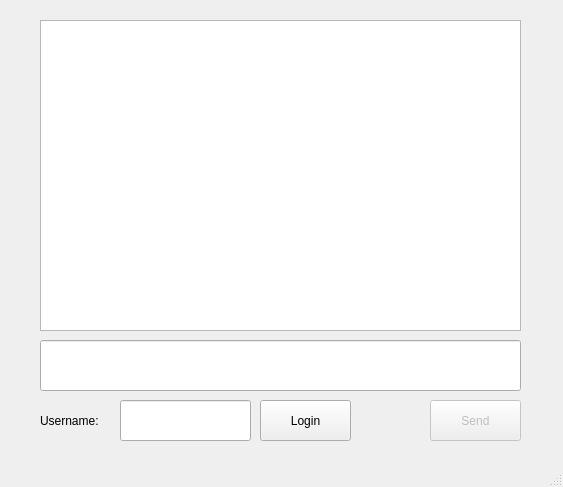
Before: the Qt Designer form TcpCliente/mainwindow.ui in KendallMM/Proyecto-1-Datos-2, drawn with Qt 5.
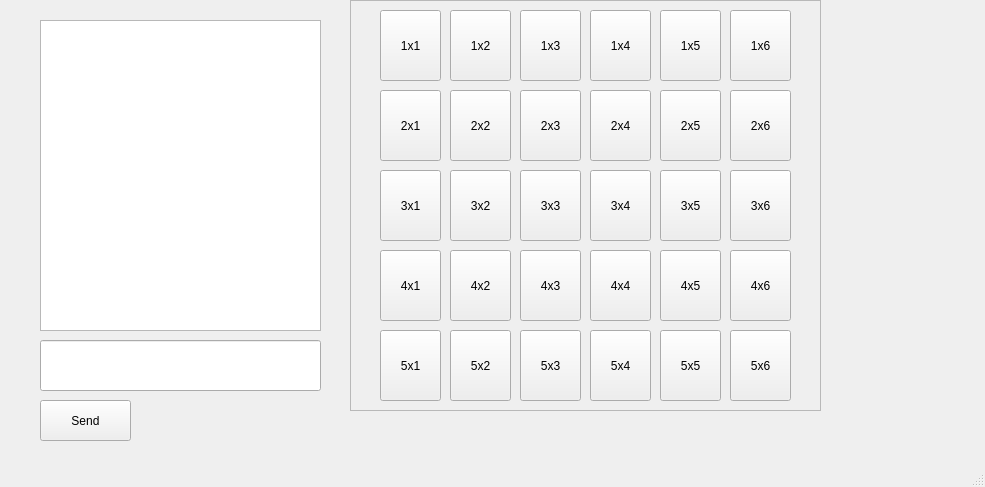
After: the same form once the commit is applied.

Commit message: Funcionalidad de tarjetas intermedia

What changed in the file:
```diff
--- a/TcpCliente/mainwindow.ui
+++ b/TcpCliente/mainwindow.ui
@@ -6,7 +6,7 @@
    <rect>
     <x>0</x>
     <y>0</y>
-    <width>563</width>
+    <width>985</width>
     <height>487</height>
    </rect>
   </property>
@@ -19,7 +19,7 @@
      <rect>
       <x>40</x>
       <y>20</y>
-      <width>481</width>
+      <width>281</width>
       <height>311</height>
      </rect>
     </property>
@@ -29,18 +29,18 @@
      <rect>
       <x>40</x>
       <y>340</y>
-      <width>481</width>
+      <width>281</width>
       <height>51</height>
      </rect>
     </property>
    </widget>
    <widget class="QPushButton" name="sendButton">
     <property name="enabled">
-     <bool>false</bool>
+     <bool>true</bool>
     </property>
     <property name="geometry">
      <rect>
-      <x>430</x>
+      <x>40</x>
       <y>400</y>
       <width>91</width>
       <height>41</height>
@@ -50,41 +50,443 @@
      <string>Send</string>
     </property>
    </widget>
-   <widget class="QLineEdit" name="username">
+   <widget class="QLabel" name="lblPuntaje">
     <property name="geometry">
      <rect>
-      <x>120</x>
-      <y>400</y>
-      <width>131</width>
-      <height>41</height>
+      <x>290</x>
+      <y>410</y>
+      <width>91</width>
+      <height>31</height>
      </rect>
     </property>
+    <property name="text">
+     <string/>
+    </property>
    </widget>
    <widget class="QLabel" name="label">
     <property name="geometry">
      <rect>
-      <x>40</x>
-      <y>400</y>
-      <width>91</width>
-      <height>41</height>
+      <x>500</x>
+      <y>420</y>
+      <width>67</width>
+      <height>17</height>
      </rect>
     </property>
     <property name="text">
-     <string>Username:</string>
+     <string/>
     </property>
    </widget>
-   <widget class="QPushButton" name="loginButton">
+   <widget class="QFrame" name="frame">
     <property name="geometry">
      <rect>
-      <x>260</x>
-      <y>400</y>
-      <width>91</width>
-      <height>41</height>
+      <x>350</x>
+      <y>0</y>
+      <width>471</width>
+      <height>411</height>
      </rect>
     </property>
-    <property name="text">
-     <string>Login</string>
+    <property name="frameShape">
+     <enum>QFrame::StyledPanel</enum>
     </property>
+    <property name="frameShadow">
+     <enum>QFrame::Raised</enum>
+    </property>
+    <widget class="QPushButton" name="tarjeta17">
+     <property name="geometry">
+      <rect>
+       <x>310</x>
+       <y>170</y>
+       <width>61</width>
+       <height>71</height>
+      </rect>
+     </property>
+     <property name="text">
+      <string>3x5</string>
+     </property>
+    </widget>
+    <widget class="QPushButton" name="tarjeta23">
+     <property name="geometry">
+      <rect>
+       <x>310</x>
+       <y>250</y>
+       <width>61</width>
+       <height>71</height>
+      </rect>
+     </property>
+     <property name="text">
+      <string>4x5</string>
+     </property>
+    </widget>
+    <widget class="QPushButton" name="tarjeta03">
+     <property name="geometry">
+      <rect>
+       <x>170</x>
+       <y>10</y>
+       <width>61</width>
+       <height>71</height>
+      </rect>
+     </property>
+     <property name="text">
+      <string>1x3</string>
+     </property>
+    </widget>
+    <widget class="QPushButton" name="tarjeta20">
+     <property name="geometry">
+      <rect>
+       <x>100</x>
+       <y>250</y>
+       <width>61</width>
+       <height>71</height>
+      </rect>
+     </property>
+     <property name="text">
+      <string>4x2</string>
+     </property>
+    </widget>
+    <widget class="QPushButton" name="tarjeta29">
+     <property name="geometry">
+      <rect>
+       <x>310</x>
+       <y>330</y>
+       <width>61</width>
+       <height>71</height>
+      </rect>
+     </property>
+     <property name="text">
+      <string>5x5</string>
+     </property>
+    </widget>
+    <widget class="QPushButton" name="tarjeta12">
+     <property name="geometry">
+      <rect>
+       <x>380</x>
+       <y>90</y>
+       <width>61</width>
+       <height>71</height>
+      </rect>
+     </property>
+     <property name="text">
+      <string>2x6</string>
+     </property>
+    </widget>
+    <widget class="QPushButton" name="tarjeta18">
+     <property name="geometry">
+      <rect>
+       <x>380</x>
+       <y>170</y>
+       <width>61</width>
+       <height>71</height>
+      </rect>
+     </property>
+     <property name="text">
+      <string>3x6</string>
+     </property>
+    </widget>
+    <widget class="QPushButton" name="tarjeta24">
+     <property name="geometry">
+      <rect>
+       <x>380</x>
+       <y>250</y>
+       <width>61</width>
+       <height>71</height>
+      </rect>
+     </property>
+     <property name="text">
+      <string>4x6</string>
+     </property>
+    </widget>
+    <widget class="QPushButton" name="tarjeta01">
+     <property name="geometry">
+      <rect>
+       <x>30</x>
+       <y>10</y>
+       <width>61</width>
+       <height>71</height>
+      </rect>
+     </property>
+     <property name="sizePolicy">
+      <sizepolicy hsizetype="Minimum" vsizetype="Fixed">
+       <horstretch>0</horstretch>
+       <verstretch>0</verstretch>
+      </sizepolicy>
+     </property>
+     <property name="text">
+      <string>1x1</string>
+     </property>
+    </widget>
+    <widget class="QPushButton" name="tarjeta25">
+     <property name="geometry">
+      <rect>
+       <x>30</x>
+       <y>330</y>
+       <width>61</width>
+       <height>71</height>
+      </rect>
+     </property>
+     <property name="text">
+      <string>5x1</string>
+     </property>
+    </widget>
+    <widget class="QPushButton" name="tarjeta07">
+     <property name="geometry">
+      <rect>
+       <x>30</x>
+       <y>90</y>
+       <width>61</width>
+       <height>71</height>
+      </rect>
+     </property>
+     <property name="text">
+      <string>2x1</string>
+     </property>
+    </widget>
+    <widget class="QPushButton" name="tarjeta30">
+     <property name="geometry">
+      <rect>
+       <x>380</x>
+       <y>330</y>
+       <width>61</width>
+       <height>71</height>
+      </rect>
+     </property>
+     <property name="text">
+      <string>5x6</string>
+     </property>
+    </widget>
+    <widget class="QPushButton" name="tarjeta10">
+     <property name="geometry">
+      <rect>
+       <x>240</x>
+       <y>90</y>
+       <width>61</width>
+       <height>71</height>
+      </rect>
+     </property>
+     <property name="text">
+      <string>2x4</string>
+     </property>
+    </widget>
+    <widget class="QPushButton" name="tarjeta26">
+     <property name="geometry">
+      <rect>
+       <x>100</x>
+       <y>330</y>
+       <width>61</width>
+       <height>71</height>
+      </rect>
+     </property>
+     <property name="text">
+      <string>5x2</string>
+     </property>
+    </widget>
+    <widget class="QPushButton" name="tarjeta09">
+     <property name="geometry">
+      <rect>
+       <x>170</x>
+       <y>90</y>
+       <width>61</width>
+       <height>71</height>
+      </rect>
+     </property>
+     <property name="text">
+      <string>2x3</string>
+     </property>
+    </widget>
+    <widget class="QPushButton" name="tarjeta28">
+     <property name="geometry">
+      <rect>
+       <x>240</x>
+       <y>330</y>
+       <width>61</width>
+       <height>71</height>
+      </rect>
+     </property>
+     <property name="text">
+      <string>5x4</string>
+     </property>
+    </widget>
+    <widget class="QPushButton" name="tarjeta15">
+     <property name="geometry">
+      <rect>
+       <x>170</x>
+       <y>170</y>
+       <width>61</width>
+       <height>71</height>
+      </rect>
+     </property>
+     <property name="text">
+      <string>3x3</string>
+     </property>
+    </widget>
+    <widget class="QPushButton" name="tarjeta13">
+     <property name="geometry">
+      <rect>
+       <x>30</x>
+       <y>170</y>
+       <width>61</width>
+       <height>71</height>
+      </rect>
+     </property>
+     <property name="text">
+      <string>3x1</string>
+     </property>
+    </widget>
+    <widget class="QPushButton" name="tarjeta16">
+     <property name="geometry">
+      <rect>
+       <x>240</x>
+       <y>170</y>
+       <width>61</width>
+       <height>71</height>
+      </rect>
+     </property>
+     <property name="text">
+      <string>3x4</string>
+     </property>
+    </widget>
+    <widget class="QPushButton" name="tarjeta05">
+     <property name="geometry">
+      <rect>
+       <x>310</x>
+       <y>10</y>
+       <width>61</width>
+       <height>71</height>
+      </rect>
+     </property>
+     <property name="text">
+      <string>1x5</string>
+     </property>
+    </widget>
+    <widget class="QPushButton" name="tarjeta22">
+     <property name="geometry">
+      <rect>
+       <x>240</x>
+       <y>250</y>
+       <width>61</width>
+       <height>71</height>
+      </rect>
+     </property>
+     <property name="text">
+      <string>4x4</string>
+     </property>
+    </widget>
+    <widget class="QPushButton" name="tarjeta06">
+     <property name="geometry">
+      <rect>
+       <x>380</x>
+       <y>10</y>
+       <width>61</width>
+       <height>71</height>
+      </rect>
+     </property>
+     <property name="text">
+      <string>1x6</string>
+     </property>
+    </widget>
+    <widget class="QPushButton" name="tarjeta19">
+     <property name="geometry">
+      <rect>
+       <x>30</x>
+       <y>250</y>
+       <width>61</width>
+       <height>71</height>
+      </rect>
+     </property>
+     <property name="text">
+      <string>4x1</string>
+     </property>
+    </widget>
+    <widget class="QPushButton" name="tarjeta08">
+     <property name="geometry">
+      <rect>
+       <x>100</x>
+       <y>90</y>
+       <width>61</width>
+       <height>71</height>
+      </rect>
+     </property>
+     <property name="text">
+      <string>2x2</string>
+     </property>
+    </widget>
+    <widget class="QPushButton" name="tarjeta11">
+     <property name="geometry">
+      <rect>
+       <x>310</x>
+       <y>90</y>
+       <width>61</width>
+       <height>71</height>
+      </rect>
+     </property>
+     <property name="text">
+      <string>2x5</string>
+     </property>
+    </widget>
+    <widget class="QPushButton" name="tarjeta14">
+     <property name="geometry">
+      <rect>
+       <x>100</x>
+       <y>170</y>
+       <width>61</width>
+       <height>71</height>
+      </rect>
+     </property>
+     <property name="text">
+      <string>3x2</string>
+     </property>
+    </widget>
+    <widget class="QPushButton" name="tarjeta02">
+     <property name="geometry">
+      <rect>
+       <x>100</x>
+       <y>10</y>
+       <width>61</width>
+       <height>71</height>
+      </rect>
+     </property>
+     <property name="text">
+      <string>1x2</string>
+     </property>
+    </widget>
+    <widget class="QPushButton" name="tarjeta21">
+     <property name="geometry">
+      <rect>
+       <x>170</x>
+       <y>250</y>
+       <width>61</width>
+       <height>71</height>
+      </rect>
+     </property>
+     <property name="text">
+      <string>4x3</string>
+     </property>
+    </widget>
+    <widget class="QPushButton" name="tarjeta27">
+     <property name="geometry">
+      <rect>
+       <x>170</x>
+       <y>330</y>
+       <width>61</width>
+       <height>71</height>
+      </rect>
+     </property>
+     <property name="text">
+      <string>5x3</string>
+     </property>
+    </widget>
+    <widget class="QPushButton" name="tarjeta04">
+     <property name="geometry">
+      <rect>
+       <x>240</x>
+       <y>10</y>
+       <width>61</width>
+       <height>71</height>
+      </rect>
+     </property>
+     <property name="text">
+      <string>1x4</string>
+     </property>
+    </widget>
    </widget>
   </widget>
   <widget class="QMenuBar" name="menubar">
```
Left out of the diff: 4 changed lines with no effect on the pictures. The commit also changes 8 other files.
